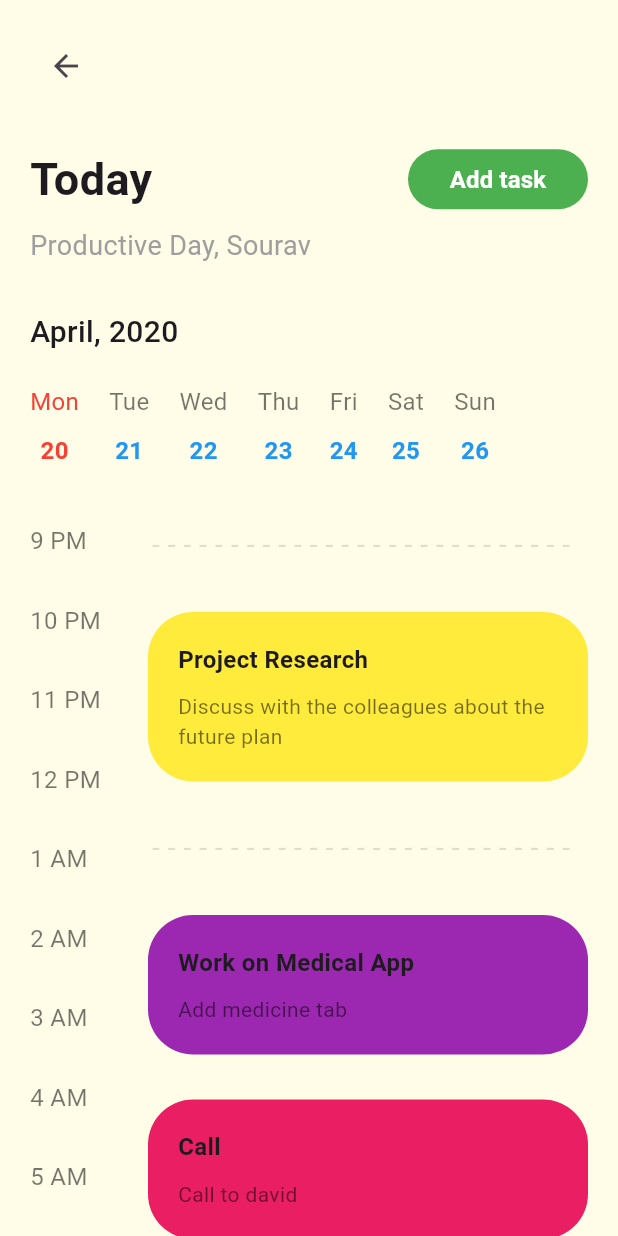
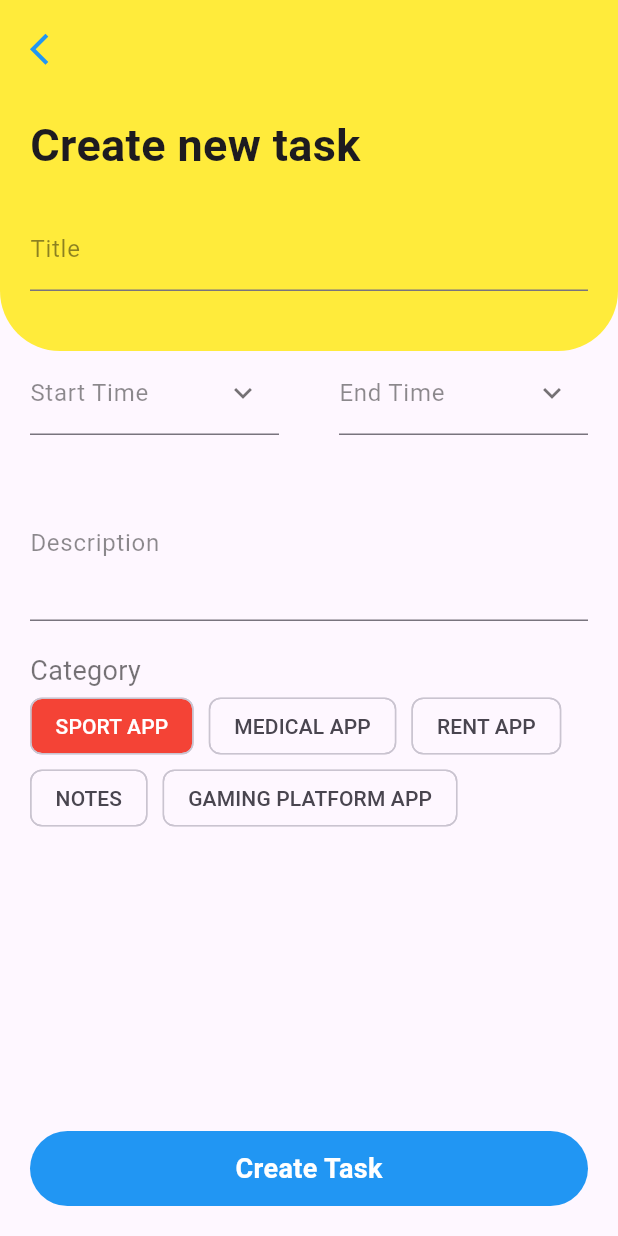
Before and after one commit to ngcuyen/task-manager, a Flutter app: the screen it shows after launch, on a phone screen of 412 x 824 dp. Run offline on Flutter 3.47's test engine with Material 3 defaults, Android fonts, the phone set to English and light mode, and no system bars; our stand-ins replace firebase_core, fl_chart; accounts and stored records are empty.

Commit message:
feat: create task

```diff
--- a/lib/main.dart
+++ b/lib/main.dart
@@ -1,5 +1,5 @@
 import 'package:flutter/material.dart';
-import 'package:task_manager/screens/dashboard.dart';
+import 'package:task_manager/screens/new_task.dart';
 import 'package:task_manager/screens/task_detail.dart';
 
 void main() {
@@ -11,6 +11,6 @@ class MainApp extends StatelessWidget {
 
   @override
   Widget build(BuildContext context) {
-    return const MaterialApp(home: TaskDetailScreen());
+    return const MaterialApp(home: NewTaskScreen());
   }
 }
--- /dev/null
+++ b/lib/screens/new_task.dart
@@ -0,0 +1,175 @@
+// ignore_for_file: prefer_const_constructors, prefer_const_literals_to_create_immutables
+
+import 'package:flutter/material.dart';
+import 'package:task_manager/widgets/back_button.dart';
+import 'package:task_manager/widgets/textfield.dart';
+import 'package:task_manager/widgets/top_container.dart';
+
+class NewTaskScreen extends StatefulWidget {
+  const NewTaskScreen({super.key});
+
+  @override
+  State<NewTaskScreen> createState() => _NewTaskScreenState();
+}
+
+class _NewTaskScreenState extends State<NewTaskScreen> {
+  @override
+  Widget build(BuildContext context) {
+    double width = MediaQuery.of(context).size.width;
+    var downwardIcon = Icon(
+      Icons.keyboard_arrow_down,
+      color: Colors.black54,
+    );
+    return Scaffold(
+      body: SafeArea(
+        child: Column(
+          children: <Widget>[
+            TopContainer(
+              padding: EdgeInsets.fromLTRB(20, 20, 20, 40),
+              width: width,
+              child: Column(
+                children: <Widget>[
+                  MyBackButton(),
+                  SizedBox(
+                    height: 30,
+                  ),
+                  Row(
+                    mainAxisAlignment: MainAxisAlignment.start,
+                    children: <Widget>[
+                      Text(
+                        'Create new task',
+                        style: TextStyle(
+                            fontSize: 30.0, fontWeight: FontWeight.w700),
+                      ),
+                    ],
+                  ),
+                  SizedBox(height: 20),
+                  Container(
+                      child: Column(
+                    crossAxisAlignment: CrossAxisAlignment.start,
+                    children: <Widget>[
+                      MyTextField(label: 'Title'),
+                      Row(
+                        mainAxisAlignment: MainAxisAlignment.start,
+                        crossAxisAlignment: CrossAxisAlignment.end,
+                        children: <Widget>[
+                          // Expanded(
+                          //   child: MyTextField(
+                          //     label: 'Date',
+                          //     icon: downwardIcon,
+                          //   ),
+                          // ),
+                          // HomePage.calendarIcon(),
+                        ],
+                      )
+                    ],
+                  ))
+                ],
+              ),
+            ),
+            Expanded(
+                child: SingleChildScrollView(
+              padding: EdgeInsets.symmetric(horizontal: 20),
+              child: Column(
+                children: <Widget>[
+                  Row(
+                    mainAxisAlignment: MainAxisAlignment.spaceBetween,
+                    children: <Widget>[
+                      Expanded(
+                          child: MyTextField(
+                        label: 'Start Time',
+                        icon: downwardIcon,
+                      )),
+                      SizedBox(width: 40),
+                      Expanded(
+                        child: MyTextField(
+                          label: 'End Time',
+                          icon: downwardIcon,
+                        ),
+                      ),
+                    ],
+                  ),
+                  SizedBox(height: 20),
+                  MyTextField(
+                    label: 'Description',
+                    minLines: 3,
+                    maxLines: 3,
+                  ),
+                  SizedBox(height: 20),
+                  Container(
+                    alignment: Alignment.topLeft,
+                    child: Column(
+                      crossAxisAlignment: CrossAxisAlignment.start,
+                      children: <Widget>[
+                        Text(
+                          'Category',
+                          style: TextStyle(
+                            fontSize: 18,
+                            color: Colors.black54,
+                          ),
+                        ),
+                        Wrap(
+                          crossAxisAlignment: WrapCrossAlignment.start,
+                          //direction: Axis.vertical,
+                          alignment: WrapAlignment.start,
+                          verticalDirection: VerticalDirection.down,
+                          runSpacing: 0,
+                          //textDirection: TextDirection.rtl,
+                          spacing: 10.0,
+                          children: <Widget>[
+                            Chip(
+                              label: Text("SPORT APP"),
+                              backgroundColor: Colors.red,
+                              labelStyle: TextStyle(color: Colors.white),
+                            ),
+                            Chip(
+                              label: Text("MEDICAL APP"),
+                            ),
+                            Chip(
+                              label: Text("RENT APP"),
+                            ),
+                            Chip(
+                              label: Text("NOTES"),
+                            ),
+                            Chip(
+                              label: Text("GAMING PLATFORM APP"),
+                            ),
+                          ],
+                        ),
+                      ],
+                    ),
+                  )
+                ],
+              ),
+            )),
+            Container(
+              height: 80,
+              width: width,
+              child: Row(
+                crossAxisAlignment: CrossAxisAlignment.stretch,
+                children: <Widget>[
+                  Container(
+                    child: Text(
+                      'Create Task',
+                      style: TextStyle(
+                          color: Colors.white,
+                          fontWeight: FontWeight.w700,
+                          fontSize: 18),
+                    ),
+                    alignment: Alignment.center,
+                    margin: EdgeInsets.fromLTRB(20, 10, 20, 20),
+                    width: width - 40,
+                    decoration: BoxDecoration(
+                      color: Colors.blue,
+                      borderRadius: BorderRadius.circular(30),
+                    ),
+                  ),
+                ],
+              ),
+            ),
+          ],
+        ),
+      ),
+    );
+  }
+}
--- a/lib/screens/task_detail.dart
+++ b/lib/screens/task_detail.dart
@@ -1,9 +1,9 @@
 // ignore_for_file: unused_element, prefer_const_constructors, prefer_const_literals_to_create_immutables
 
-import 'package:flutter/foundation.dart';
 import 'package:flutter/material.dart';
 import 'package:task_manager/widgets/calendar_dates.dart';
 import 'package:task_manager/widgets/task_container.dart';
+import 'package:task_manager/widgets/back_button.dart';
 
 class TaskDetailScreen extends StatefulWidget {
   const TaskDetailScreen({super.key});
@@ -55,15 +55,7 @@ class _TaskDetailScreenState extends State<TaskDetailScreen> {
           ),
           child: Column(
             children: <Widget>[
-              Align(
-                alignment: Alignment.centerLeft,
-                child: IconButton(
-                  icon: Icon(Icons.arrow_back),
-                  onPressed: () {
-                    Navigator.pop(context);
-                  },
-                ),
-              ),
+              MyBackButton(),
               SizedBox(height: 30.0),
               Row(
                   mainAxisAlignment: MainAxisAlignment.spaceBetween,
--- /dev/null
+++ b/lib/widgets/back_button.dart
@@ -0,0 +1,23 @@
+import 'package:flutter/material.dart';
+
+class MyBackButton extends StatelessWidget {
+  @override
+  Widget build(BuildContext context) {
+    return Hero(
+      tag: 'backButton',
+      child: GestureDetector(
+        onTap: () {
+          Navigator.pop(context);
+        },
+        child: Align(
+          alignment: Alignment.centerLeft,
+          child: Icon(
+            Icons.arrow_back_ios,
+            size: 25,
+            color: Colors.blue,
+          ),
+        ),
+      ),
+    );
+  }
+}
--- /dev/null
+++ b/lib/widgets/textfield.dart
@@ -0,0 +1,26 @@
+import 'package:flutter/material.dart';
+
+class MyTextField extends StatelessWidget {
+  final String? label;
+  final int maxLines;
+  final int minLines;
+  final Icon? icon;
+  MyTextField({this.label, this.maxLines = 1, this.minLines = 1, this.icon});
+
+  @override
+  Widget build(BuildContext context) {
+    return TextField(
+      style: TextStyle(color: Colors.black87),
+      minLines: minLines,
+      maxLines: maxLines,
+      decoration: InputDecoration(
+          suffixIcon: icon == null ? null : icon,
+          labelText: label,
+          labelStyle: TextStyle(color: Colors.black45),
+          focusedBorder:
+              UnderlineInputBorder(borderSide: BorderSide(color: Colors.black)),
+          border:
+              UnderlineInputBorder(borderSide: BorderSide(color: Colors.grey))),
+    );
+  }
+}
--- /dev/null
+++ b/lib/widgets/top_container.dart
@@ -0,0 +1,32 @@
+// ignore_for_file: prefer_const_constructors
+
+import 'package:flutter/material.dart';
+
+class TopContainer extends StatelessWidget {
+  final double? height;
+  final double width;
+  final Widget child;
+  final EdgeInsets padding;
+  TopContainer(
+      {this.height,
+      required this.width,
+      required this.child,
+      required this.padding});
+
+  @override
+  Widget build(BuildContext context) {
+    return Container(
+      padding:
+          padding != null ? padding : EdgeInsets.symmetric(horizontal: 20.0),
+      decoration: BoxDecoration(
+          color: Colors.yellow,
+          borderRadius: BorderRadius.only(
+            bottomRight: Radius.circular(40.0),
+            bottomLeft: Radius.circular(40.0),
+          )),
+      height: height,
+      width: width,
+      child: child,
+    );
+  }
+}
```
